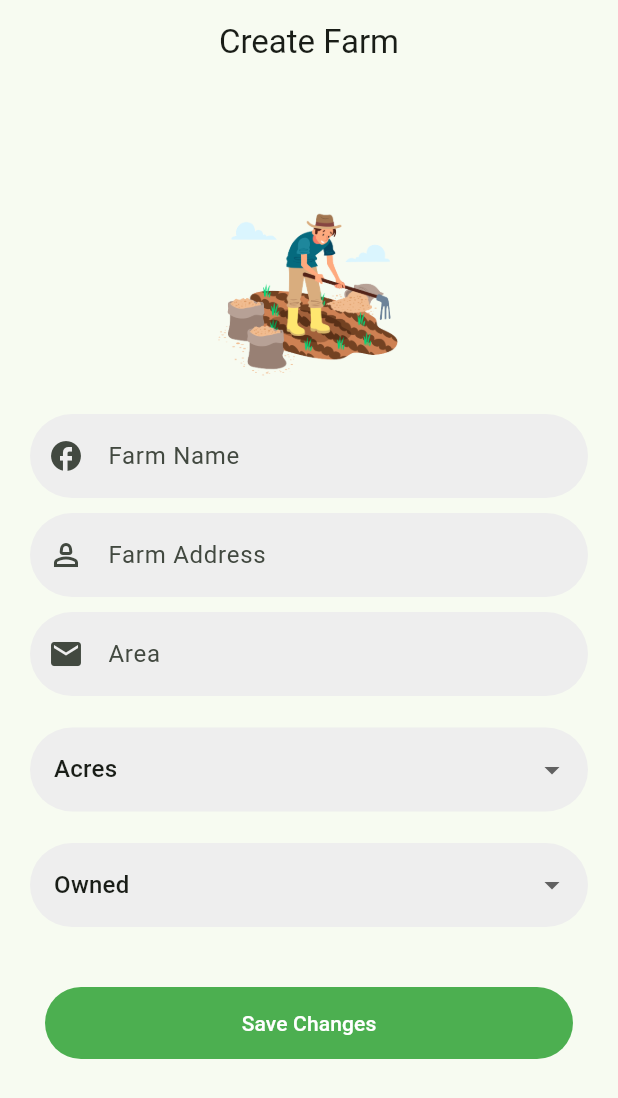
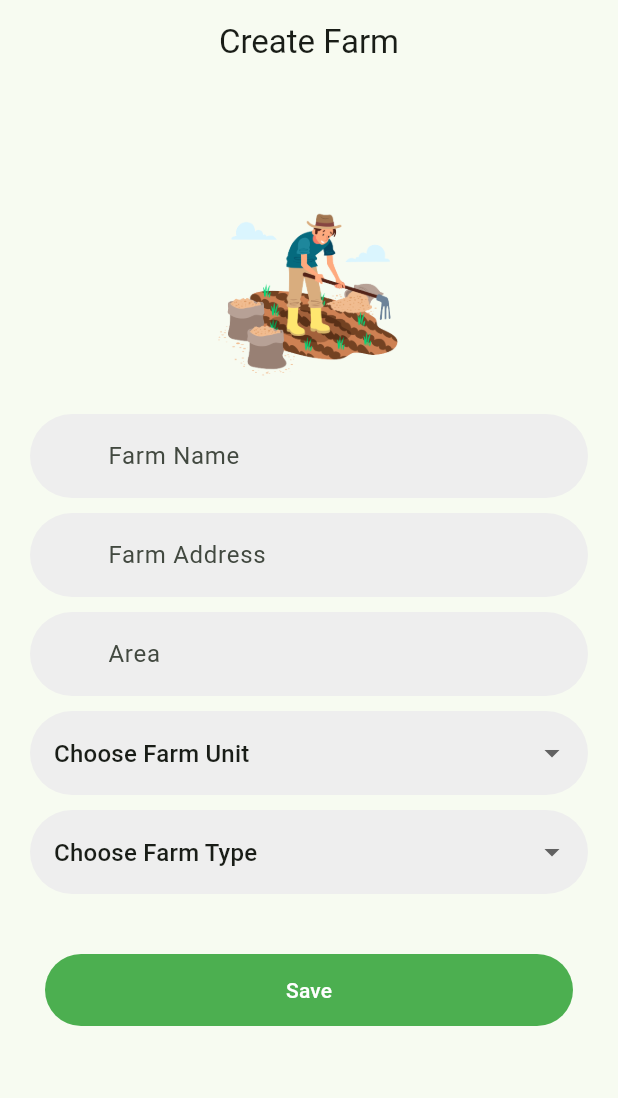
Before and after one commit to ShriHerwade/sheti_next, a Flutter app: the screen it shows after launch, on a phone screen of 412 x 824 dp. Shown: the top 1098 px of the screen. Run offline on Flutter 3.47's test engine with Material 2 defaults, Android fonts, the phone set to English and light mode, and no system bars; our stand-ins replace google_nav_bar, introduction_screen, shared_preferences, sqflite, toast; accounts and stored records are empty.

Commit message:
create farm done

```diff
--- a/lib/zebra/common/widgets/NxDropDownFormField.dart
+++ b/lib/zebra/common/widgets/NxDropDownFormField.dart
@@ -4,13 +4,17 @@ class NxDDFormField extends StatefulWidget {
   final List<String> options;
   final String value;
   final ValueChanged<String> onChanged;
-  String label="";
+  final String? label;
+  final String? hint;
+  final String selectOptionText;
 
   NxDDFormField({
     required this.options,
     required this.value,
     required this.onChanged,
-    //this.label,
+    this.label,
+    this.hint,
+    this.selectOptionText= 'Select an option',
   });
 
   @override
@@ -21,30 +25,28 @@ class _NxDDFormFieldState extends State<NxDDFormField> {
   @override
   Widget build(BuildContext context) {
     return Container(
-      padding: EdgeInsets.symmetric(horizontal: 20.0),
+      padding :EdgeInsets.symmetric(horizontal: 20.0),
       child: Column(
+
         children: <Widget>[
-          Text(
+         /* Text(
             widget.label,
             style: TextStyle(
               fontWeight: FontWeight.bold,
             ),
-          ),
+          ),*/
+         // SizedBox(height: 10.0),
+          DropdownButtonFormField<String>(
 
-          DropdownButtonFormField<String>(
-            value: widget.value,
-            items: widget.options.map((String value) {
-              return DropdownMenuItem<String>(
-                value: value,
-                child: Text(value),
-              );
-            }).toList(),
+            value: widget.value.isEmpty ? '' : widget.value,
+            items: _getDropdownItems(),
             onChanged: (String? newValue) {
               if (newValue != null) {
                 widget.onChanged(newValue);
               }
             },
             decoration: InputDecoration(
+                hintText: widget.selectOptionText,
                 enabledBorder: OutlineInputBorder(
                     borderRadius: BorderRadius.all(Radius.circular(30.0)),
                     borderSide: BorderSide(color: Colors.transparent)),
@@ -57,7 +59,7 @@ class _NxDDFormFieldState extends State<NxDDFormField> {
                 errorBorder: OutlineInputBorder(
                     borderRadius: BorderRadius.all(Radius.circular(30.0)),
                     borderSide: BorderSide(color: Colors.grey)),
-   // prefixIcon: Icon(icon),
+                //prefixIcon: Icon(icon),
                 //hintText: hintName,
                 // labelText: hintName,
                 fillColor: Colors.grey[200],
@@ -67,4 +69,21 @@ class _NxDDFormFieldState extends State<NxDDFormField> {
       ),
     );
   }
+
+  List<DropdownMenuItem<String>> _getDropdownItems() {
+    List<DropdownMenuItem<String>> items = [
+      DropdownMenuItem(
+        value: '',
+        child: Text(widget.selectOptionText),
+      ),
+    ];
+
+    items.addAll(widget.options.map((String value) {
+      return DropdownMenuItem<String>(
+        value: value,
+        child: Text(value),
+      );
+    }).toList());
+    return items;
   }
+}
--- a/lib/zebra/screen/farming/CreateFarmScreen.dart
+++ b/lib/zebra/screen/farming/CreateFarmScreen.dart
@@ -1,15 +1,8 @@
 import 'package:flutter/material.dart';
 import 'package:sheti_next/zebra/common/widgets/NxDropDownFormField.dart';
-import 'package:sheti_next/zebra/common/widgets/NxDropdown.dart';
 import 'package:sheti_next/zebra/common/widgets/NxTextFormField.dart';
-import 'package:sheti_next/zebra/screen/farming/HomeScreen.dart';
-import 'package:sheti_next/zebra/screen/user/LoginScreen.dart';
-import 'package:sheti_next/zebra/screen/user/SignupScreen.dart';
-import 'package:shared_preferences/shared_preferences.dart';
-import 'package:sheti_next/zebra/common/widgets//NxAlert.dart';
-import 'package:sheti_next/zebra/common/util/InputValidator.dart';
 import 'package:sheti_next/zebra/dao/DbHelper.dart';
-import 'package:sheti_next/zebra/dao/models/UserModel.dart';
+
 class CreateFarms extends StatefulWidget {
   const CreateFarms({super.key});
 
@@ -98,7 +91,6 @@ class _CreateFarmsState extends State<CreateFarms> {
                   NxTextFormField(
                     controller: _confarmName,
                     hintName: "Farm Name",
-                    icon: Icons.facebook,
                     inputType: TextInputType.name,
                   ),
                   SizedBox(height: 10.0),
@@ -106,23 +98,26 @@ class _CreateFarmsState extends State<CreateFarms> {
                     controller: _confarmAddress,
                     hintName: "Farm Address",
                     inputType: TextInputType.name,
-                    icon: Icons.person_2_outlined,
+
                   ),
                   SizedBox(height: 10.0),
                   NxTextFormField(
                     controller: _confarmArea,
                     hintName: "Area",
-                    icon: Icons.email,
                     inputType: TextInputType.number,
                   ),
+                  const SizedBox(height: 10),
                   NxDDFormField(
+                    selectOptionText: "Choose Farm Unit",
                       options: _unit,
-                      value: _unit.first,
+                      value: '',
                       onChanged: (New){},
                       ),
+                  const SizedBox(height: 10),
                   NxDDFormField(
+                      selectOptionText: "Choose Farm Type",
                       options: _farmType,
-                      value: _farmType.first,
+                      value: "",
                       onChanged: (New){},
                       ),
                   SizedBox(height: 10.0),
@@ -132,7 +127,7 @@ class _CreateFarmsState extends State<CreateFarms> {
                     child: TextButton(
                       onPressed:(){} ,//saveFarm,
                       child: Text(
-                        "Save Changes",
+                        "Save",
                         style: TextStyle(color: Colors.white),
                       ),
                     ),
```
Lines whose indentation alone changed are shown as unchanged.
